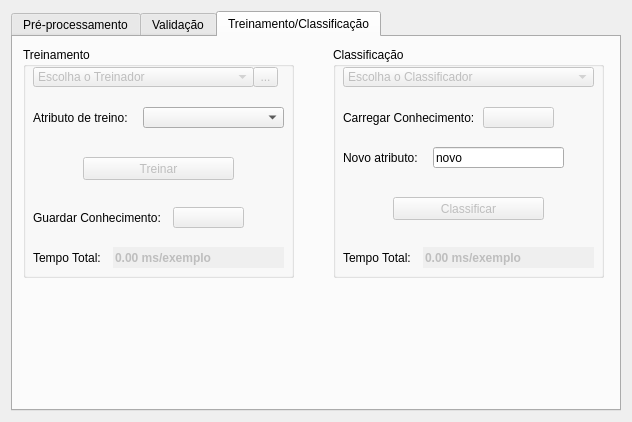
This is Interface/InterfaceFAMA/janela.ui in cristianommsilva/machine-learning-ip-ime as Qt 5 draws it before an edit. The edited form follows.
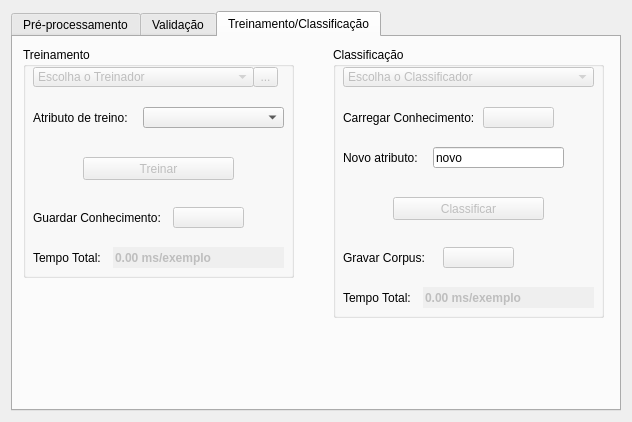
This is the edited form. The open tabs and pages were chosen to show the change. Icons and pictures are not drawn.

```diff
--- a/Interface/InterfaceFAMA/janela.ui
+++ b/Interface/InterfaceFAMA/janela.ui
@@ -1135,7 +1135,7 @@
          <x>320</x>
          <y>10</y>
          <width>271</width>
-         <height>231</height>
+         <height>271</height>
         </rect>
        </property>
        <property name="minimumSize">
@@ -1284,7 +1284,7 @@
         <property name="geometry">
          <rect>
           <x>10</x>
-          <y>200</y>
+          <y>240</y>
           <width>81</width>
           <height>21</height>
          </rect>
@@ -1300,7 +1300,7 @@
         <property name="geometry">
          <rect>
           <x>90</x>
-          <y>200</y>
+          <y>240</y>
           <width>171</width>
           <height>21</height>
          </rect>
@@ -1322,6 +1322,39 @@
          <bool>false</bool>
         </property>
        </widget>
+       <widget class="QPushButton" name="pushButton_gravarCorpus">
+        <property name="enabled">
+         <bool>false</bool>
+        </property>
+        <property name="geometry">
+         <rect>
+          <x>110</x>
+          <y>200</y>
+          <width>71</width>
+          <height>21</height>
+         </rect>
+        </property>
+        <property name="text">
+         <string/>
+        </property>
+        <property name="icon">
+         <iconset>
+          <normaloff>../imagens/save.png</normaloff>../imagens/save.png</iconset>
+        </property>
+       </widget>
+       <widget class="QLabel" name="label_gravarCorpus">
+        <property name="geometry">
+         <rect>
+          <x>10</x>
+          <y>200</y>
+          <width>91</width>
+          <height>21</height>
+         </rect>
+        </property>
+        <property name="text">
+         <string>Gravar Corpus:</string>
+        </property>
+       </widget>
       </widget>
      </widget>
     </widget>
```
Left out of the diff: 17 changed lines with no effect on the pictures.
